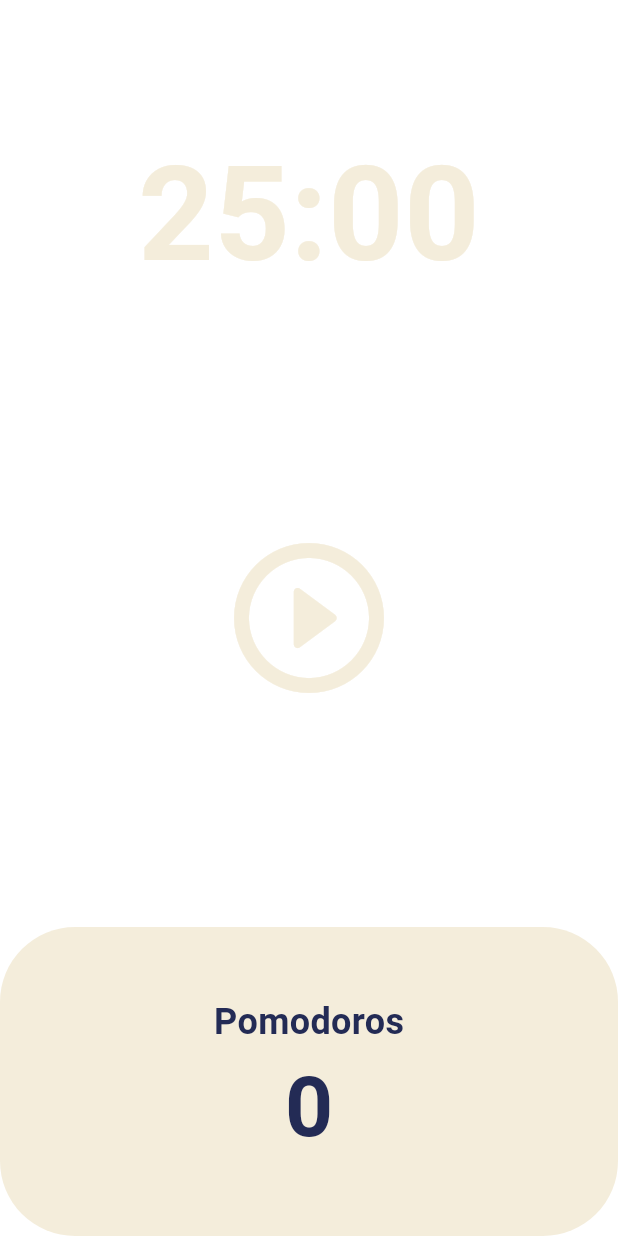
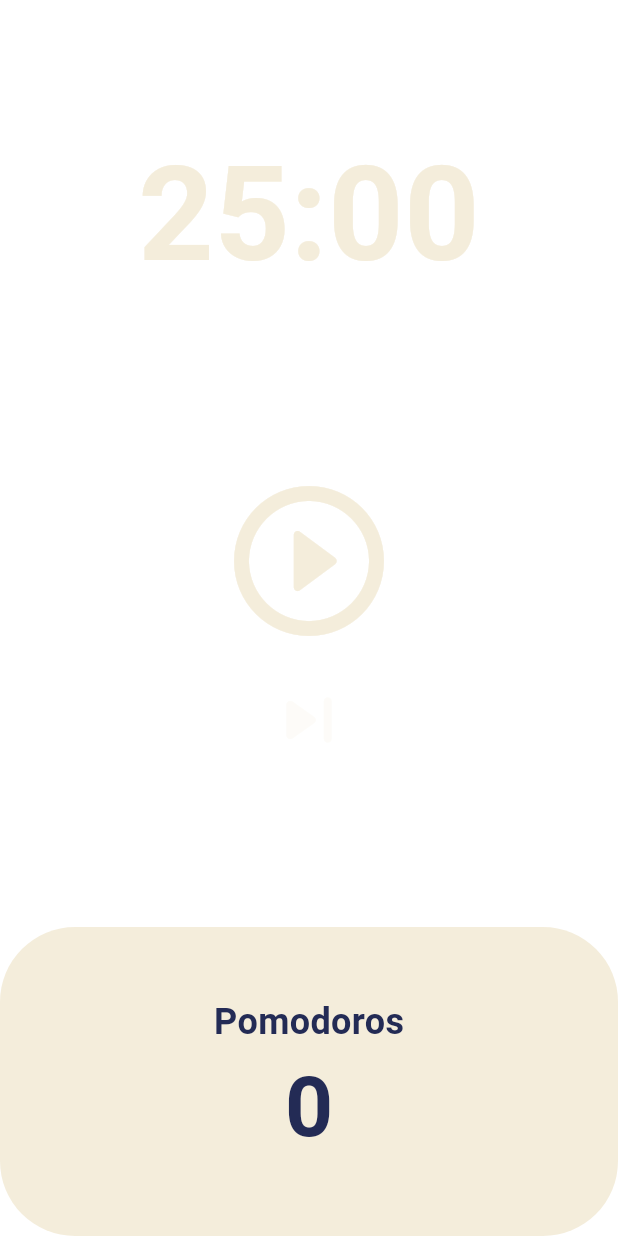
Before and after one commit to Yonn-Yoo/pomodoro-clone, a Flutter app: the screen it shows after launch, on a phone screen of 412 x 824 dp. Run offline on Flutter 3.47's test engine with Material 3 defaults, Android fonts, the phone set to English and light mode, and no system bars.

Commit message:
feat: create skip function and button for it

```diff
--- a/lib/screens/home_screen.dart
+++ b/lib/screens/home_screen.dart
@@ -45,6 +45,17 @@ class _HomeScreenState extends State<HomeScreen> {
     });
   }
 
+  void onSkipPressed() {
+    if (!isRunning) return;
+
+    setState(() {
+      totalPomodoros++;
+      totalSeconds = initialSeconds;
+      isRunning = false;
+    });
+    timer.cancel();
+  }
+
   String format(seconds) {
     Duration duration = Duration(seconds: seconds);
     String formattedTime =
@@ -73,8 +84,10 @@ class _HomeScreenState extends State<HomeScreen> {
         ),
         Flexible(
           flex: 2,
-          child: Center(
-            child: IconButton(
+          child: Column(
+            mainAxisAlignment: MainAxisAlignment.center,
+            children: [
+              IconButton(
                 iconSize: 120,
                 color: Theme.of(context).cardColor,
                 onPressed: isRunning ? onPausePressed : onStartPressed,
@@ -84,6 +97,17 @@ class _HomeScreenState extends State<HomeScreen> {
                       : Icons.play_circle_outline_rounded,
                 ),
               ),
+              IconButton(
+                iconSize: 60,
+                color: isRunning
+                    ? Theme.of(context).cardColor
+                    : Theme.of(context).cardColor.withOpacity(0.2),
+                onPressed: onSkipPressed,
+                icon: const Icon(
+                  Icons.skip_next_rounded,
+                ),
+              ),
+            ],
           ),
         ),
         Flexible(
```
Lines whose indentation alone changed are shown as unchanged.
